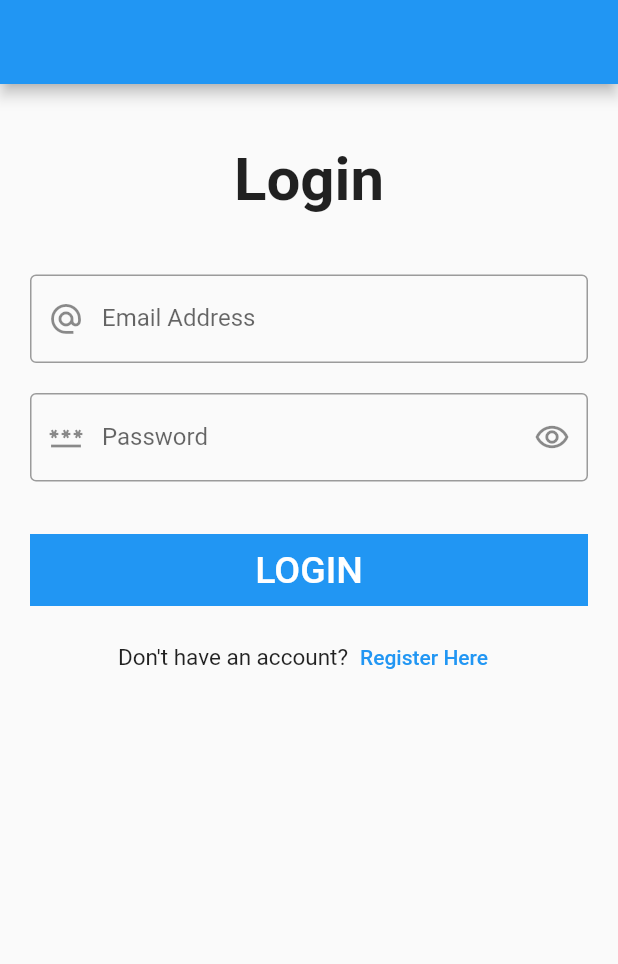
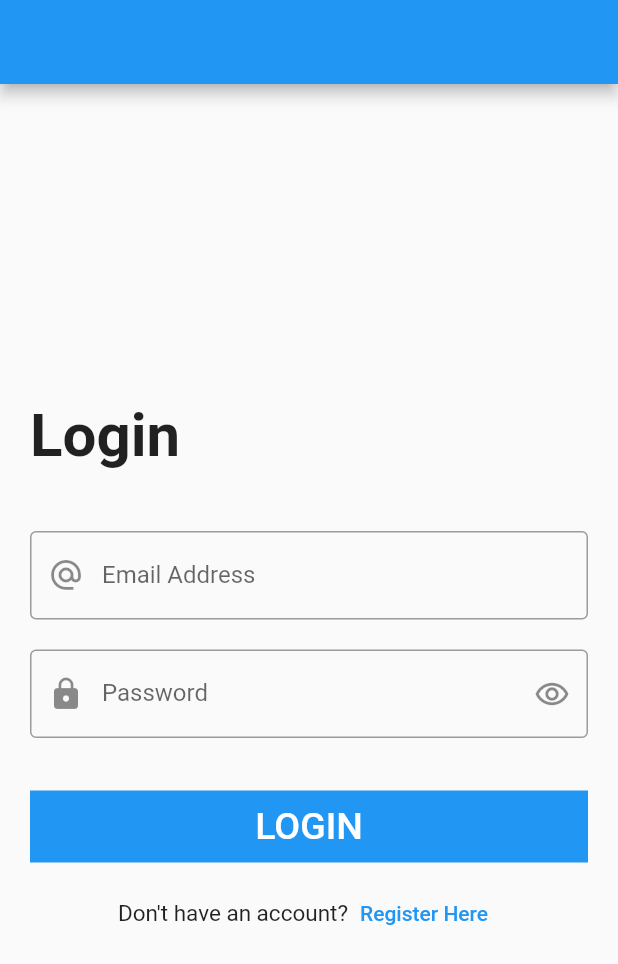
Before and after one commit to ThomasDev82/Login-Page, a Flutter app: the screen it shows after launch, on a phone screen of 412 x 824 dp. Shown: the top 964 px of the screen. Run offline on Flutter 3.47's test engine with Material 2 defaults, Android fonts, the phone set to English and light mode, and no system bars.

Commit message:
Update login_screen.dart

```diff
--- a/login_screen/lib/login_screen.dart
+++ b/login_screen/lib/login_screen.dart
@@ -14,10 +14,12 @@ class LoginScreen extends StatelessWidget
   {
     return Scaffold(
       appBar: AppBar(),
-      body: Padding(
+      body: Center(
+        child: Padding(
           padding: const EdgeInsets.all(20.0),
           child: SingleChildScrollView(
             child: Column(
+              crossAxisAlignment: CrossAxisAlignment.start,
               children:
               [
                 const SizedBox(height: 20),
@@ -46,7 +48,7 @@ class LoginScreen extends StatelessWidget
                   obscureText: true,
                   decoration: const InputDecoration(
                     labelText: 'Password',
-                  prefixIcon: Icon(Icons.password_outlined),
+                    prefixIcon: Icon(Icons.lock),
                     suffixIcon: Icon(Icons.remove_red_eye_outlined),
                     hintText: 'Type your password',
                     border: OutlineInputBorder(),
@@ -94,6 +96,7 @@ class LoginScreen extends StatelessWidget
             ),
           ),
         ),
+      ),
     );
   }
 }
```
Lines whose indentation alone changed are shown as unchanged.
